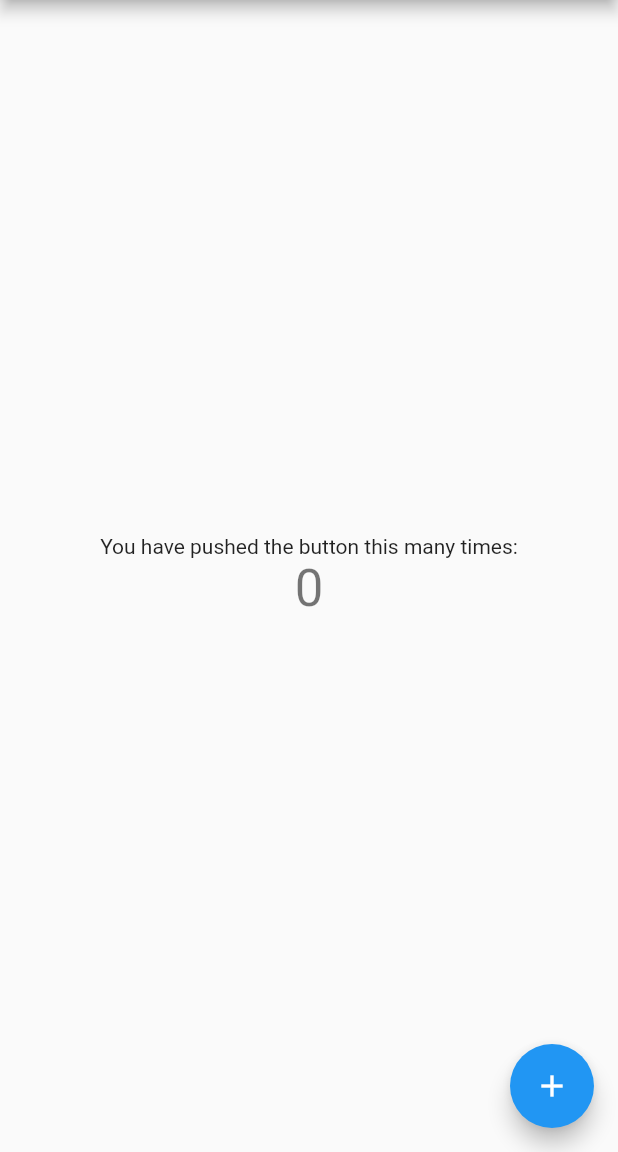
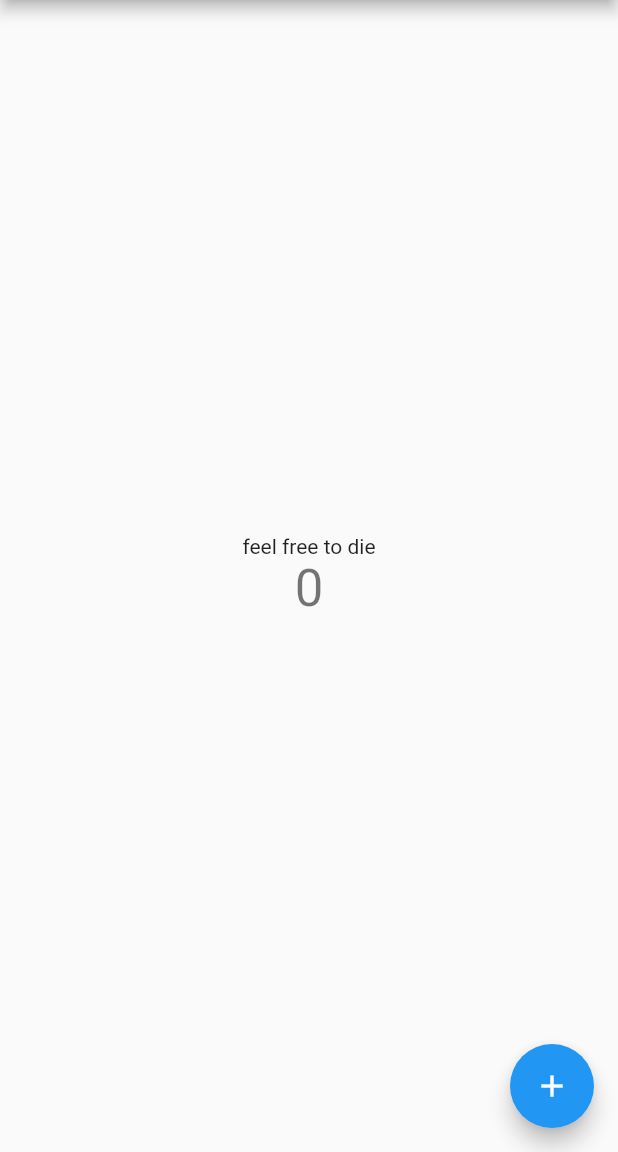
Before and after one commit to basaif/example, a Flutter app: the screen it shows after launch, on a phone screen of 412 x 824 dp, the part 84-1236 px from its top. Run offline on Flutter 3.47's test engine with Material 2 defaults, Android fonts, the phone set to English and light mode, and no system bars.

Commit message:
Update main.dart

```diff
--- a/lib/main.dart
+++ b/lib/main.dart
@@ -92,7 +92,7 @@ class _MyHomePageState extends State<MyHomePage> {
           mainAxisAlignment: MainAxisAlignment.center,
           children: <Widget>[
             Text(
-              'You have pushed the button this many times:',
+              'feel free to die',
             ),
             Text(
               '$_counter',
```
